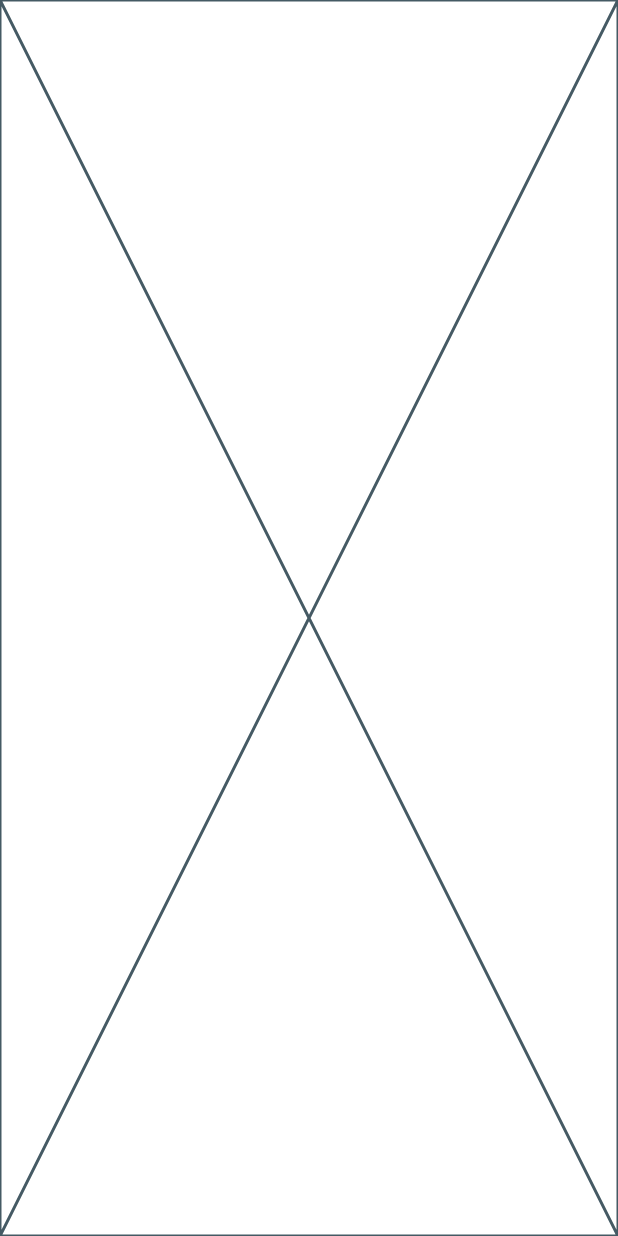
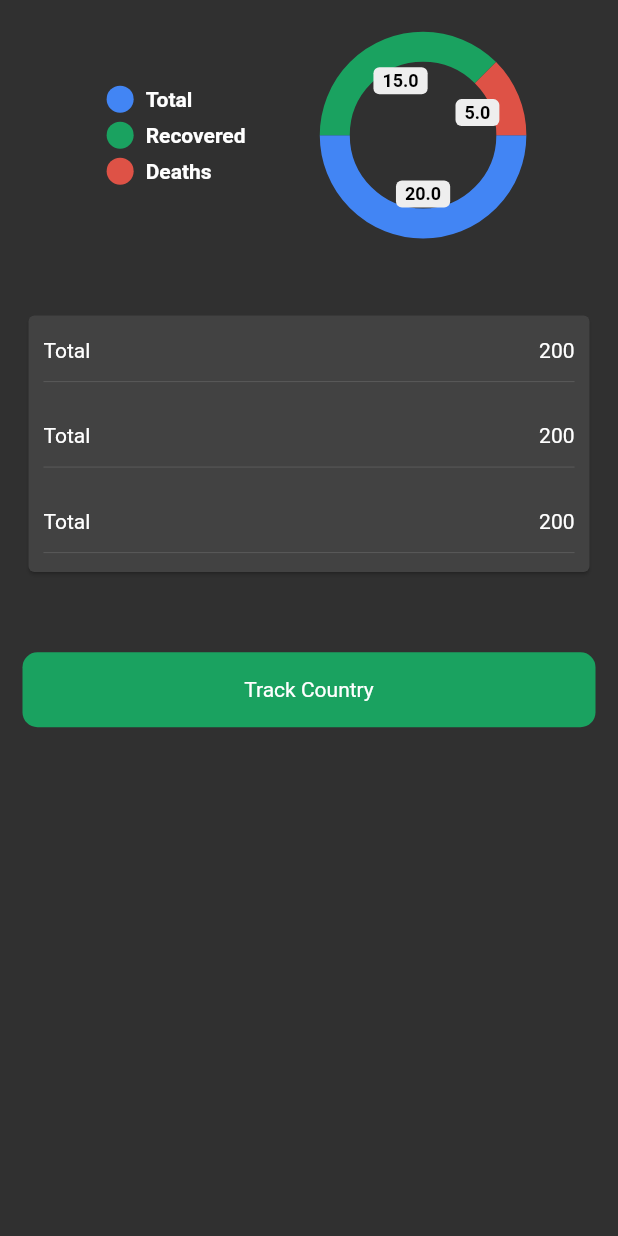
Before and after one commit to zainahmed0597/covid_tracker, a Flutter app: the screen it shows after launch, on a phone screen of 412 x 824 dp. Run offline on Flutter 3.47's test engine with Material 2 defaults, Android fonts, the phone set to English and light mode, and no system bars; drawn by our look-alikes of pie_chart.

Commit message:
Part - 18 - Flutter COVID-19 App with Rest APIS with Null Safety || Designing Displaying Pie Chart

```diff
--- a/lib/View/splash_screen.dart
+++ b/lib/View/splash_screen.dart
@@ -50,7 +50,7 @@ class _SplashScreenState extends State<SplashScreen>
                   child: child,
                 );
               },
-              child: Container(
+              child: const SizedBox(
                 height: 200,
                 width: 200,
                 child: Center(
--- a/lib/View/world_states.dart
+++ b/lib/View/world_states.dart
@@ -1,4 +1,6 @@
 import 'package:flutter/material.dart';
+import 'package:pie_chart/pie_chart.dart';
+
 class WorldStatesScreen extends StatefulWidget {
   const WorldStatesScreen({Key? key}) : super(key: key);
 
@@ -6,9 +8,112 @@ class WorldStatesScreen extends StatefulWidget {
   State<WorldStatesScreen> createState() => _WorldStatesScreenState();
 }
 
-class _WorldStatesScreenState extends State<WorldStatesScreen> {
+class _WorldStatesScreenState extends State<WorldStatesScreen>
+    with TickerProviderStateMixin {
+  late final AnimationController _controller =
+      AnimationController(duration: const Duration(seconds: 3), vsync: this)
+        ..repeat();
+
+  @override
+  void dispose() {
+    // TODO: implement dispose
+    super.dispose();
+    _controller.dispose();
+  }
+
+  final colorList = <Color>[
+    const Color(0xff4285f4),
+    const Color(0xff1aa260),
+    const Color(0xffde5246),
+  ];
+
   @override
   Widget build(BuildContext context) {
-    return const Placeholder();
+    return Scaffold(
+      body: SafeArea(
+        child: Padding(
+          padding: const EdgeInsets.all(15.0),
+          child: Column(
+            children: [
+              SizedBox(height: MediaQuery.of(context).size.height * .01),
+              PieChart(
+                dataMap: const {
+                  "Total": 20,
+                  "Recovered ": 15,
+                  "Deaths": 5,
+                },
+                chartRadius: MediaQuery.of(context).size.width / 3.5,
+                legendOptions:
+                    const LegendOptions(legendPosition: LegendPosition.left),
+                animationDuration: const Duration(milliseconds: 1200),
+                chartType: ChartType.ring,
+                colorList: colorList,
+              ),
+              Padding(
+                padding: EdgeInsets.symmetric(
+                    vertical: MediaQuery.of(context).size.height * .06),
+                child: Card(
+                  child: Column(
+                    children: [
+                      ReusableRow(
+                        title: 'Total',
+                        value: '200',
+                      ),
+                      ReusableRow(
+                        title: 'Total',
+                        value: '200',
+                      ),
+                      ReusableRow(
+                        title: 'Total',
+                        value: '200',
+                      ),
+                    ],
+                  ),
+                ),
+              ),
+              Container(
+                height: 50.0,
+                decoration: BoxDecoration(
+                  borderRadius: BorderRadius.circular(10),
+                  color: const Color(0xff1aa260),
+                ),
+                child: const Center(
+                  child: Text('Track Country'),
+                ),
+              ),
+            ],
+          ),
+        ),
+      ),
+    );
   }
 }
+
+class ReusableRow extends StatelessWidget {
+  String title, value;
+
+  ReusableRow({Key? key, required this.title, required this.value})
+      : super(key: key);
+
+  @override
+  Widget build(BuildContext context) {
+    return Padding(
+      padding: const EdgeInsets.only(left: 10, right: 10, top: 15, bottom: 5),
+      child: Column(
+        children: [
+          Row(
+            mainAxisAlignment: MainAxisAlignment.spaceBetween,
+            children: [
+              Text(title),
+              Text(value),
+            ],
+          ),
+          SizedBox(
+            height: 5,
+          ),
+          Divider(),
+        ],
+      ),
+    );
+  }
+}
--- a/pubspec.yaml
+++ b/pubspec.yaml
@@ -36,12 +36,12 @@ dependencies:
   # The following adds the Cupertino Icons font to your application.
   # Use with the CupertinoIcons class for iOS style icons.
   cupertino_icons: ^1.0.2
-
+  http: ^0.13.5
   animated_text_kit: ^4.2.2
   pie_chart: ^5.3.2
   flutter_spinkit: ^5.1.0
   shimmer: ^2.0.0
-  http: ^0.13.5
+
   collection: ^1.17.0
   matcher: ^0.12.13
   path: ^1.8.2
```
